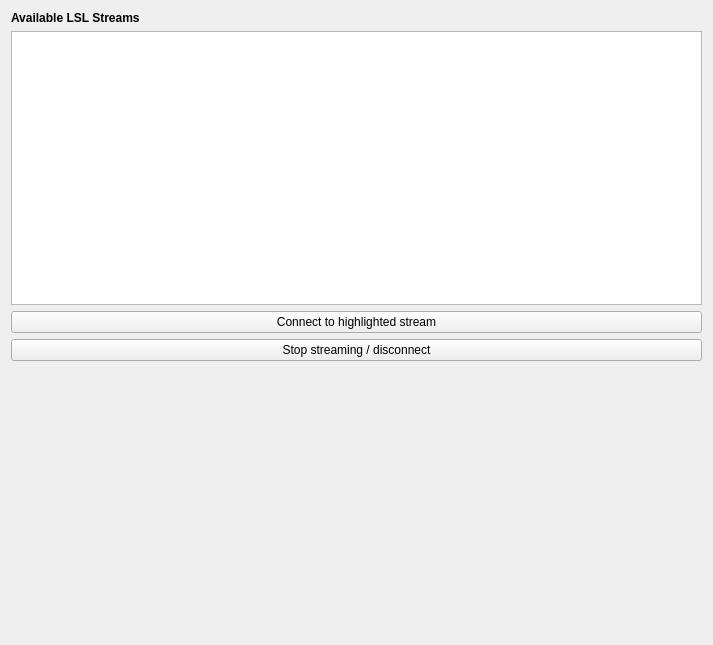
Before: the Qt Designer form applications/mne_scan/plugins/lsladapter/FormFiles/lsladaptersetup.ui in mne-tools/mne-cpp, drawn with Qt 5.
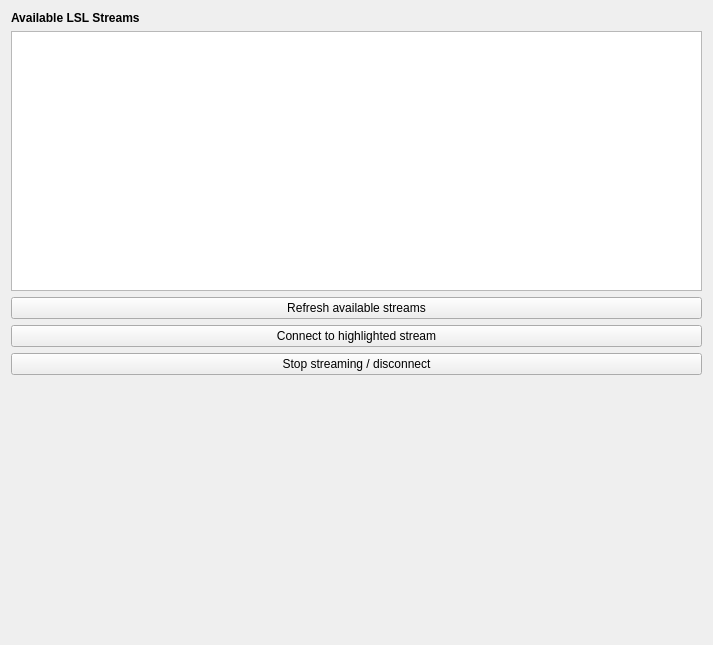
After: the same form once the commit is applied.

Commit message: [SC-154] Moved the UI-to-Plugin mapping of LSL stream infos into widget. Added refresh functionality for available LSL streams.

```diff
--- a/applications/mne_scan/plugins/lsladapter/FormFiles/lsladaptersetup.ui
+++ b/applications/mne_scan/plugins/lsladapter/FormFiles/lsladaptersetup.ui
@@ -30,6 +30,13 @@
    <item>
     <widget class="QListWidget" name="listLSLStreams"/>
    </item>
+   <item>
+    <widget class="QPushButton" name="refreshAvailableStreams">
+     <property name="text">
+      <string>Refresh available streams</string>
+     </property>
+    </widget>
+   </item>
    <item>
     <widget class="QPushButton" name="connectToStream">
      <property name="text">
```
The commit also changes 6 other files.
